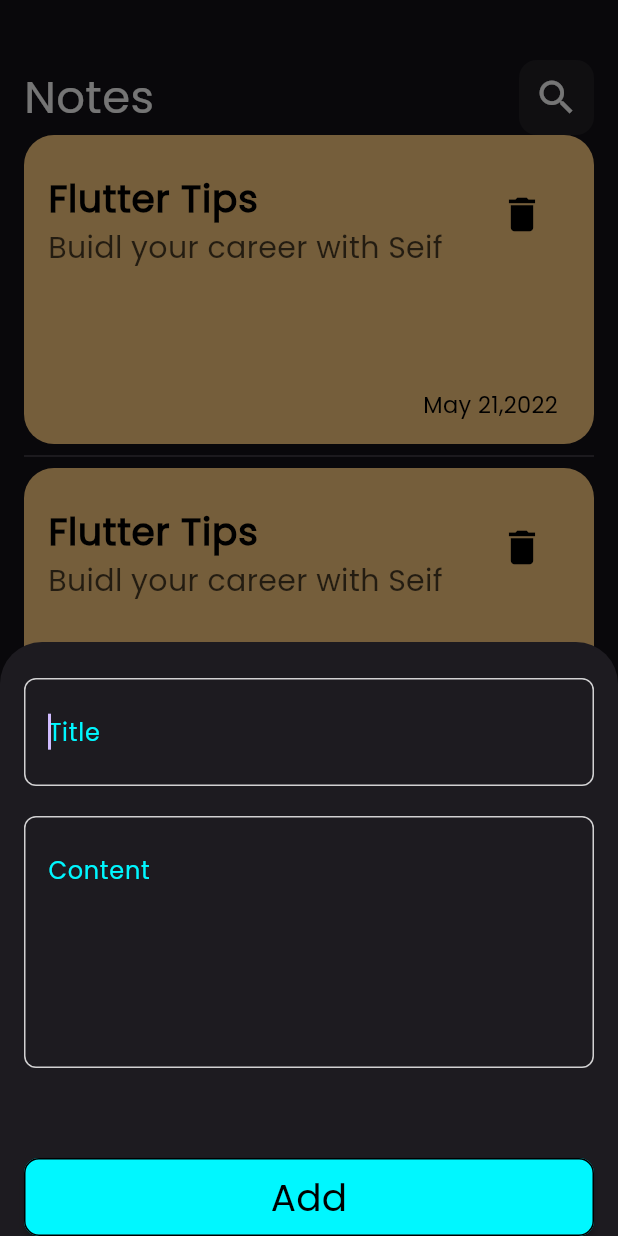
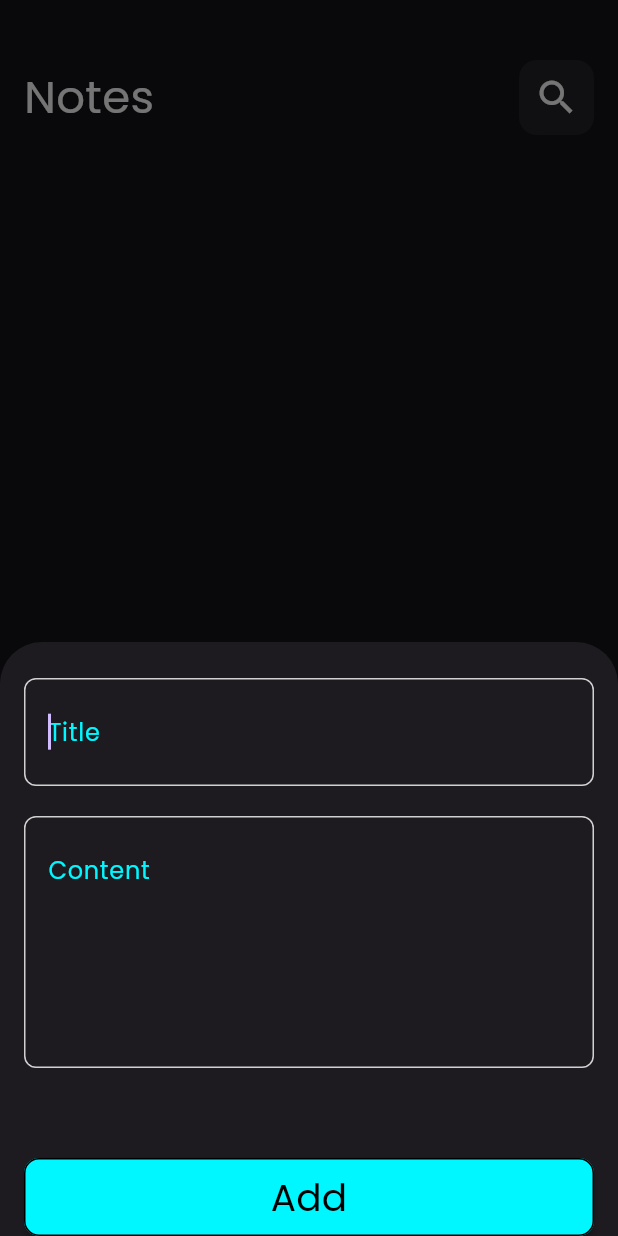
Before and after one commit to seiffbdd/notes_app, a Flutter app: the screen it shows after launch, after a tap on the "add" icon, on a phone screen of 412 x 824 dp. Run offline on Flutter 3.47's test engine with Material 3 defaults, Android fonts, the phone set to English and light mode, and no system bars; drawn by our look-alikes of modal_progress_hud_nsn; our stand-ins replace bloc, flutter_bloc, hive, hive_flutter; accounts and stored records are empty.

Commit message:
show data

```diff
--- a/lib/cubits/get_notes_cubit/cubit/get_notes_cubit.dart
+++ b/lib/cubits/get_notes_cubit/cubit/get_notes_cubit.dart
@@ -9,13 +9,10 @@
 class GetNotesCubit extends Cubit<GetNotesState> {
   GetNotesCubit() : super(GetNotesInitial());
 
-  getNotes() {
-    try {
-      Box<NoteModel> notesBox = Hive.box<NoteModel>(kNotesBox);
+  List<NoteModel> notes = [];
 
-      emit(GetNotesSuccess(notes: notesBox.values.toList()));
-    } catch (e) {
-      emit(GetNotesFailure(errMessage: e.toString()));
-    }
+  void getNotes() {
+    Box<NoteModel> notesBox = Hive.box<NoteModel>(kNotesBox);
+    notes = notesBox.values.toList();
   }
 }
--- a/lib/cubits/get_notes_cubit/cubit/get_notes_state.dart
+++ b/lib/cubits/get_notes_cubit/cubit/get_notes_state.dart
@@ -5,16 +5,8 @@
 
 final class GetNotesInitial extends GetNotesState {}
 
-final class GetNotesLoading extends GetNotesState {}
-
 final class GetNotesSuccess extends GetNotesState {
   final List<NoteModel> notes;
 
   GetNotesSuccess({required this.notes});
 }
-
-final class GetNotesFailure extends GetNotesState {
-  final String errMessage;
-
-  GetNotesFailure({required this.errMessage});
-}
--- a/lib/main.dart
+++ b/lib/main.dart
@@ -1,7 +1,7 @@
 import 'package:flutter/material.dart';
 import 'package:flutter_bloc/flutter_bloc.dart';
 import 'package:notes_app2/constants.dart';
-import 'package:notes_app2/cubits/add_notes_cubit/cubit/add_note_cubit.dart';
+import 'package:notes_app2/cubits/get_notes_cubit/cubit/get_notes_cubit.dart';
 import 'package:notes_app2/models/note_model.dart';
 import 'package:notes_app2/simple_bloc_observer.dart';
 import 'package:notes_app2/view/edit_note_view.dart';
@@ -23,7 +23,9 @@
 
   @override
   Widget build(BuildContext context) {
-    return MaterialApp(
+    return BlocProvider(
+      create: (context) => GetNotesCubit(),
+      child: MaterialApp(
         debugShowCheckedModeBanner: false,
         theme: ThemeData(brightness: Brightness.dark, fontFamily: 'Poppins'),
         routes: {
@@ -31,6 +33,7 @@
           EditNoteView.editNoteViewPath: (context) => EditNoteView()
         },
         initialRoute: NotesView.notesViewPath,
+      ),
     );
   }
 }
--- a/lib/view/notes_view.dart
+++ b/lib/view/notes_view.dart
@@ -6,15 +6,25 @@
 import 'package:notes_app2/widgets/custom_app_bar.dart';
 import 'package:notes_app2/widgets/notes_list_view.dart';
 
-class NotesView extends StatelessWidget {
+class NotesView extends StatefulWidget {
   static const String notesViewPath = 'notesViewPath';
   const NotesView({super.key});
 
   @override
+  State<NotesView> createState() => _NotesViewState();
+}
+
+class _NotesViewState extends State<NotesView> {
+  @override
+  void initState() {
+    super.initState();
+
+    BlocProvider.of<GetNotesCubit>(context).getNotes();
+  }
+
+  @override
   Widget build(BuildContext context) {
-    return BlocProvider(
-      create: (context) => GetNotesCubit(),
-      child: Scaffold(
+    return Scaffold(
       floatingActionButton: FloatingActionButton(
         onPressed: () {
           showModalBottomSheet(
@@ -52,7 +62,6 @@
           ],
         ),
       ),
-      ),
     );
   }
 }
--- a/lib/widgets/add_note_form.dart
+++ b/lib/widgets/add_note_form.dart
@@ -1,5 +1,4 @@
 import 'package:flutter/material.dart';
-import 'package:flutter_bloc/flutter_bloc.dart';
 import 'package:notes_app2/cubits/add_notes_cubit/cubit/add_note_cubit.dart';
 import 'package:notes_app2/models/note_model.dart';
 import 'package:notes_app2/widgets/custom_button.dart';
--- a/lib/widgets/note_card.dart
+++ b/lib/widgets/note_card.dart
@@ -1,21 +1,26 @@
 import 'package:flutter/material.dart';
+import 'package:notes_app2/models/note_model.dart';
 
 class NoteCard extends StatelessWidget {
-  const NoteCard({super.key});
+  const NoteCard({
+    super.key,
+    required this.note,
+  });
+  final NoteModel note;
 
   @override
   Widget build(BuildContext context) {
     return Container(
       padding: const EdgeInsets.symmetric(vertical: 16.0),
       decoration: BoxDecoration(
-          color: Colors.orange[200], borderRadius: BorderRadius.circular(20)),
+          color: Color(note.color), borderRadius: BorderRadius.circular(20)),
       height: MediaQuery.of(context).size.height / 4,
       width: MediaQuery.of(context).size.width,
       child: Column(
         children: [
           ListTile(
-            title: const Text(
-              'Flutter Tips',
+            title: Text(
+              note.title,
               maxLines: 2,
               overflow: TextOverflow.ellipsis,
               style: TextStyle(
@@ -24,7 +29,7 @@
                   fontWeight: FontWeight.bold),
             ),
             subtitle: Text(
-              'Buidl your career with Seif',
+              note.content,
               maxLines: 3,
               overflow: TextOverflow.ellipsis,
               style:
@@ -43,12 +48,12 @@
             ),
           ),
           const Spacer(),
-          const Padding(
+          Padding(
             padding: EdgeInsets.only(right: 24.0),
             child: Align(
               alignment: Alignment.bottomRight,
               child: Text(
-                'May 21,2022',
+                note.date.substring(0, 10),
                 style: TextStyle(color: Colors.black, fontSize: 15),
               ),
             ),
--- a/lib/widgets/notes_list_view.dart
+++ b/lib/widgets/notes_list_view.dart
@@ -1,4 +1,7 @@
 import 'package:flutter/material.dart';
+import 'package:flutter_bloc/flutter_bloc.dart';
+import 'package:notes_app2/cubits/get_notes_cubit/cubit/get_notes_cubit.dart';
+import 'package:notes_app2/models/note_model.dart';
 import 'package:notes_app2/widgets/note_card.dart';
 
 class NotesListView extends StatelessWidget {
@@ -8,13 +11,20 @@
 
   @override
   Widget build(BuildContext context) {
-    return ListView.separated(
-      itemCount: 10,
-      separatorBuilder: (context, index) {
-        return const Divider();
-      },
-      itemBuilder: (context, index) {
-        return const NoteCard();
+    return BlocBuilder<GetNotesCubit, GetNotesState>(
+      builder: (context, state) {
+        List<NoteModel> notes = BlocProvider.of<GetNotesCubit>(context).notes;
+        return ListView.separated(
+          itemCount: notes.length,
+          separatorBuilder: (context, index) {
+            return const Divider();
+          },
+          itemBuilder: (context, index) {
+            return NoteCard(
+              note: notes[index],
+            );
+          },
+        );
       },
     );
   }
```
Lines whose indentation alone changed are shown as unchanged.
